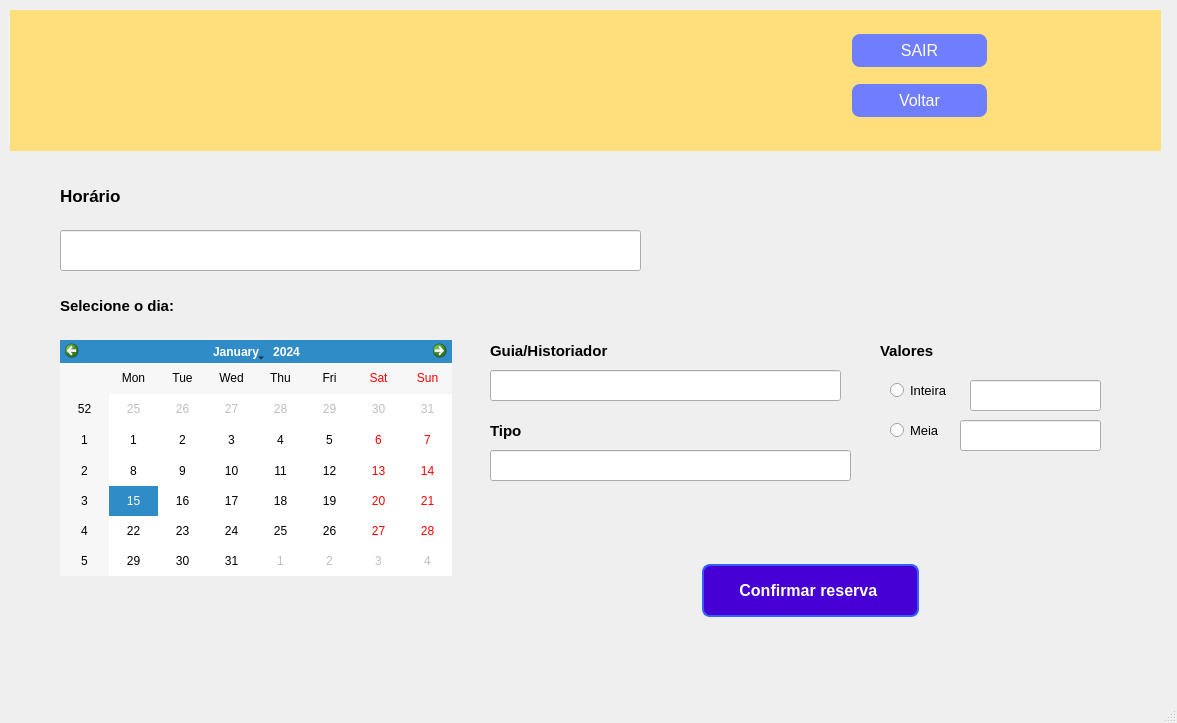
The window that Cliente/ui/tela_reserva_paga.ui (lannyily/POO2) describes before a commit, drawn with Qt 5.
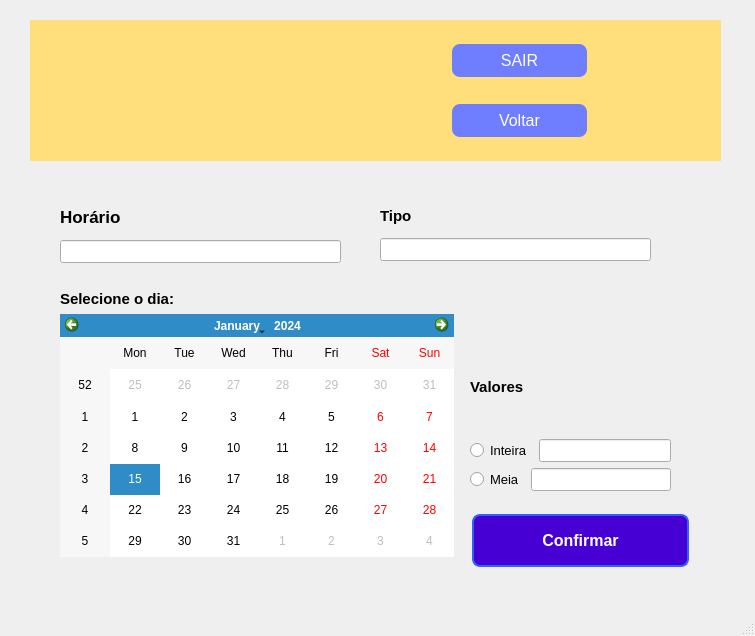
The same window after the commit. Icons and pictures are not drawn.

What changed in the file:
```diff
--- a/Cliente/ui/tela_reserva_paga.ui
+++ b/Cliente/ui/tela_reserva_paga.ui
@@ -6,8 +6,8 @@
    <rect>
     <x>0</x>
     <y>0</y>
-    <width>1177</width>
-    <height>723</height>
+    <width>755</width>
+    <height>636</height>
    </rect>
   </property>
   <property name="windowTitle">
@@ -17,102 +17,19 @@
    <widget class="QWidget" name="widget" native="true">
     <property name="geometry">
      <rect>
-      <x>10</x>
-      <y>10</y>
-      <width>1151</width>
+      <x>30</x>
+      <y>20</y>
+      <width>691</width>
       <height>141</height>
      </rect>
     </property>
     <property name="styleSheet">
      <string notr="true">background-color: rgb(255, 222, 124);</string>
     </property>
-    <widget class="QLabel" name="label_3">
-     <property name="geometry">
-      <rect>
-       <x>-10</x>
-       <y>-10</y>
-       <width>341</width>
-       <height>151</height>
-      </rect>
-     </property>
-     <property name="text">
-      <string/>
-     </property>
-     <property name="pixmap">
-      <pixmap>../imagens/logo.png</pixmap>
-     </property>
-     <property name="scaledContents">
-      <bool>true</bool>
-     </property>
-    </widget>
-    <widget class="QPushButton" name="pushButton_sair">
-     <property name="geometry">
-      <rect>
-       <x>840</x>
-       <y>20</y>
-       <width>139</width>
-       <height>41</height>
-      </rect>
-     </property>
-     <property name="styleSheet">
-      <string notr="true">QPushButton {
-           
-	background-color: rgb(111, 125, 255);
-           border: none;
-           color: white;
-           padding: 10px 20px;
-           text-align: center;
-           text-decoration: none;
-           display: inline-block;
-           font-size: 16px;
-           margin: 4px 2px;
-           cursor: pointer;
-           border-radius: 8px;
-        }
-        QPushButton:hover {
-           background-color: rgb(85, 170, 255); 
-        }</string>
-     </property>
-     <property name="text">
-      <string>SAIR</string>
-     </property>
-    </widget>
-    <widget class="QPushButton" name="pushButton_voltar">
-     <property name="geometry">
-      <rect>
-       <x>840</x>
-       <y>70</y>
-       <width>139</width>
-       <height>41</height>
-      </rect>
-     </property>
-     <property name="styleSheet">
-      <string notr="true">QPushButton {
-           
-	background-color: rgb(111, 125, 255);
-           border: none;
-           color: white;
-           padding: 10px 20px;
-           text-align: center;
-           text-decoration: none;
-           display: inline-block;
-           font-size: 16px;
-           margin: 4px 2px;
-           cursor: pointer;
-           border-radius: 8px;
-        }
-        QPushButton:hover {
-           background-color: rgb(85, 170, 255); 
-        }</string>
-     </property>
-     <property name="text">
-      <string>Voltar</string>
-     </property>
-    </widget>
     <widget class="QPushButton" name="pushButton_perfil">
      <property name="geometry">
       <rect>
-       <x>1020</x>
+       <x>580</x>
        <y>30</y>
        <width>81</width>
        <height>81</height>
@@ -152,42 +69,76 @@
       </size>
      </property>
     </widget>
-   </widget>
-   <widget class="QCalendarWidget" name="calendarWidget">
-    <property name="geometry">
-     <rect>
-      <x>60</x>
-      <y>340</y>
-      <width>392</width>
-      <height>236</height>
-     </rect>
-    </property>
-   </widget>
-   <widget class="QLabel" name="label_2">
-    <property name="geometry">
-     <rect>
-      <x>60</x>
-      <y>290</y>
-      <width>181</width>
-      <height>31</height>
-     </rect>
-    </property>
-    <property name="font">
-     <font>
-      <pointsize>11</pointsize>
-      <weight>75</weight>
-      <bold>true</bold>
-     </font>
-    </property>
-    <property name="text">
-     <string>Selecione o dia: </string>
-    </property>
+    <widget class="QPushButton" name="pushButton_sair_2">
+     <property name="geometry">
+      <rect>
+       <x>420</x>
+       <y>20</y>
+       <width>139</width>
+       <height>41</height>
+      </rect>
+     </property>
+     <property name="styleSheet">
+      <string notr="true">QPushButton {
+           
+	background-color: rgb(111, 125, 255);
+           border: none;
+           color: white;
+           padding: 10px 20px;
+           text-align: center;
+           text-decoration: none;
+           display: inline-block;
+           font-size: 16px;
+           margin: 4px 2px;
+           cursor: pointer;
+           border-radius: 8px;
+        }
+        QPushButton:hover {
+           background-color: rgb(85, 170, 255); 
+        }</string>
+     </property>
+     <property name="text">
+      <string>SAIR</string>
+     </property>
+    </widget>
+    <widget class="QPushButton" name="pushButton_voltar">
+     <property name="geometry">
+      <rect>
+       <x>420</x>
+       <y>80</y>
+       <width>139</width>
+       <height>41</height>
+      </rect>
+     </property>
+     <property name="styleSheet">
+      <string notr="true">QPushButton {
+           
+	background-color: rgb(111, 125, 255);
+           border: none;
+           color: white;
+           padding: 10px 20px;
+           text-align: center;
+           text-decoration: none;
+           display: inline-block;
+           font-size: 16px;
+           margin: 4px 2px;
+           cursor: pointer;
+           border-radius: 8px;
+        }
+        QPushButton:hover {
+           background-color: rgb(85, 170, 255); 
+        }</string>
+     </property>
+     <property name="text">
+      <string>Voltar</string>
+     </property>
+    </widget>
    </widget>
    <widget class="QPushButton" name="pushButton_confirmar">
     <property name="geometry">
      <rect>
-      <x>700</x>
-      <y>560</y>
+      <x>470</x>
+      <y>510</y>
       <width>221</width>
       <height>61</height>
      </rect>
@@ -215,211 +166,192 @@
         }</string>
     </property>
     <property name="text">
-     <string>Confirmar reserva </string>
+     <string>Confirmar</string>
     </property>
    </widget>
-   <widget class="QLabel" name="label">
+   <widget class="QWidget" name="">
     <property name="geometry">
      <rect>
-      <x>60</x>
-      <y>180</y>
-      <width>215</width>
-      <height>31</height>
-     </rect>
-    </property>
-    <property name="font">
-     <font>
-      <pointsize>13</pointsize>
-      <weight>75</weight>
-      <bold>true</bold>
-     </font>
-    </property>
-    <property name="text">
-     <string>Horário </string>
-    </property>
-   </widget>
-   <widget class="QLabel" name="label_4">
-    <property name="geometry">
-     <rect>
-      <x>490</x>
+      <x>470</x>
       <y>340</y>
-      <width>268</width>
-      <height>22</height>
+      <width>201</width>
+      <height>151</height>
      </rect>
     </property>
-    <property name="font">
-     <font>
-      <pointsize>11</pointsize>
-      <weight>75</weight>
-      <bold>true</bold>
-     </font>
-    </property>
-    <property name="text">
-     <string>Guia/Historiador</string>
-    </property>
+    <layout class="QVBoxLayout" name="verticalLayout">
+     <item>
+      <widget class="QLabel" name="label_5">
+       <property name="font">
+        <font>
+         <pointsize>11</pointsize>
+         <weight>75</weight>
+         <bold>true</bold>
+        </font>
+       </property>
+       <property name="text">
+        <string>Valores</string>
+       </property>
+      </widget>
+     </item>
+     <item>
+      <layout class="QHBoxLayout" name="horizontalLayout">
+       <item>
+        <widget class="QRadioButton" name="radioButton">
+         <property name="font">
+          <font>
+           <pointsize>10</pointsize>
+          </font>
+         </property>
+         <property name="text">
+          <string>Inteira</string>
+         </property>
+        </widget>
+       </item>
+       <item>
+        <widget class="QLineEdit" name="lineEdit_inteira">
+         <property name="font">
+          <font>
+           <pointsize>10</pointsize>
+          </font>
+         </property>
+         <property name="readOnly">
+          <bool>true</bool>
+         </property>
+        </widget>
+       </item>
+      </layout>
+     </item>
+     <item>
+      <layout class="QHBoxLayout" name="horizontalLayout_2">
+       <item>
+        <widget class="QRadioButton" name="radioButton_2">
+         <property name="font">
+          <font>
+           <pointsize>10</pointsize>
+          </font>
+         </property>
+         <property name="text">
+          <string>Meia</string>
+         </property>
+        </widget>
+       </item>
+       <item>
+        <widget class="QLineEdit" name="lineEdit_meia">
+         <property name="font">
+          <font>
+           <pointsize>10</pointsize>
+          </font>
+         </property>
+         <property name="readOnly">
+          <bool>true</bool>
+         </property>
+        </widget>
+       </item>
+      </layout>
+     </item>
+    </layout>
    </widget>
-   <widget class="QLineEdit" name="lineEdit">
+   <widget class="QWidget" name="">
     <property name="geometry">
      <rect>
-      <x>490</x>
-      <y>370</y>
-      <width>351</width>
-      <height>31</height>
-     </rect>
-    </property>
-    <property name="font">
-     <font>
-      <pointsize>10</pointsize>
-     </font>
-    </property>
-    <property name="readOnly">
-     <bool>true</bool>
-    </property>
-   </widget>
-   <widget class="QLineEdit" name="lineEdit_2">
-    <property name="geometry">
-     <rect>
       <x>60</x>
-      <y>230</y>
-      <width>581</width>
-      <height>41</height>
+      <y>200</y>
+      <width>281</width>
+      <height>63</height>
      </rect>
     </property>
-    <property name="font">
-     <font>
-      <pointsize>10</pointsize>
-     </font>
-    </property>
+    <layout class="QVBoxLayout" name="verticalLayout_2">
+     <item>
+      <widget class="QLabel" name="label">
+       <property name="font">
+        <font>
+         <pointsize>13</pointsize>
+         <weight>75</weight>
+         <bold>true</bold>
+        </font>
+       </property>
+       <property name="text">
+        <string>Horário </string>
+       </property>
+      </widget>
+     </item>
+     <item>
+      <widget class="QLineEdit" name="lineEdit_horario">
+       <property name="font">
+        <font>
+         <pointsize>10</pointsize>
+        </font>
+       </property>
+      </widget>
+     </item>
+    </layout>
    </widget>
-   <widget class="QLabel" name="label_6">
+   <widget class="QWidget" name="">
     <property name="geometry">
      <rect>
-      <x>490</x>
-      <y>420</y>
-      <width>268</width>
-      <height>22</height>
+      <x>380</x>
+      <y>200</y>
+      <width>271</width>
+      <height>61</height>
      </rect>
     </property>
-    <property name="font">
-     <font>
-      <pointsize>11</pointsize>
-      <weight>75</weight>
-      <bold>true</bold>
-     </font>
-    </property>
-    <property name="text">
-     <string>Tipo</string>
-    </property>
+    <layout class="QVBoxLayout" name="verticalLayout_3">
+     <item>
+      <widget class="QLabel" name="label_6">
+       <property name="font">
+        <font>
+         <pointsize>11</pointsize>
+         <weight>75</weight>
+         <bold>true</bold>
+        </font>
+       </property>
+       <property name="text">
+        <string>Tipo</string>
+       </property>
+      </widget>
+     </item>
+     <item>
+      <widget class="QLineEdit" name="lineEdit_tipo">
+       <property name="font">
+        <font>
+         <pointsize>10</pointsize>
+        </font>
+       </property>
+       <property name="readOnly">
+        <bool>true</bool>
+       </property>
+      </widget>
+     </item>
+    </layout>
    </widget>
-   <widget class="QLineEdit" name="lineEdit_3">
+   <widget class="QWidget" name="">
     <property name="geometry">
      <rect>
-      <x>490</x>
-      <y>450</y>
-      <width>361</width>
-      <height>31</height>
+      <x>60</x>
+      <y>290</y>
+      <width>394</width>
+      <height>267</height>
      </rect>
     </property>
-    <property name="font">
-     <font>
-      <pointsize>10</pointsize>
-     </font>
-    </property>
-    <property name="readOnly">
-     <bool>true</bool>
-    </property>
-   </widget>
-   <widget class="QLabel" name="label_5">
-    <property name="geometry">
-     <rect>
-      <x>880</x>
-      <y>340</y>
-      <width>268</width>
-      <height>22</height>
-     </rect>
-    </property>
-    <property name="font">
-     <font>
-      <pointsize>11</pointsize>
-      <weight>75</weight>
-      <bold>true</bold>
-     </font>
-    </property>
-    <property name="text">
-     <string>Valores</string>
-    </property>
-   </widget>
-   <widget class="QLineEdit" name="lineEdit_inteira">
-    <property name="geometry">
-     <rect>
-      <x>970</x>
-      <y>380</y>
-      <width>131</width>
-      <height>31</height>
-     </rect>
-    </property>
-    <property name="font">
-     <font>
-      <pointsize>10</pointsize>
-     </font>
-    </property>
-    <property name="readOnly">
-     <bool>true</bool>
-    </property>
-   </widget>
-   <widget class="QLineEdit" name="lineEdit_meia">
-    <property name="geometry">
-     <rect>
-      <x>960</x>
-      <y>420</y>
-      <width>141</width>
-      <height>31</height>
-     </rect>
-    </property>
-    <property name="font">
-     <font>
-      <pointsize>10</pointsize>
-     </font>
-    </property>
-    <property name="readOnly">
-     <bool>true</bool>
-    </property>
-   </widget>
-   <widget class="QRadioButton" name="radioButton">
-    <property name="geometry">
-     <rect>
-      <x>890</x>
-      <y>380</y>
-      <width>71</width>
-      <height>20</height>
-     </rect>
-    </property>
-    <property name="font">
-     <font>
-      <pointsize>10</pointsize>
-     </font>
-    </property>
-    <property name="text">
-     <string>Inteira</string>
-    </property>
-   </widget>
-   <widget class="QRadioButton" name="radioButton_2">
-    <property name="geometry">
-     <rect>
-      <x>890</x>
-      <y>420</y>
-      <width>95</width>
-      <height>20</height>
-     </rect>
-    </property>
-    <property name="font">
-     <font>
-      <pointsize>10</pointsize>
-     </font>
-    </property>
-    <property name="text">
-     <string>Meia</string>
-    </property>
+    <layout class="QVBoxLayout" name="verticalLayout_4">
+     <item>
+      <widget class="QLabel" name="label_2">
+       <property name="font">
+        <font>
+         <pointsize>11</pointsize>
+         <weight>75</weight>
+         <bold>true</bold>
+        </font>
+       </property>
+       <property name="text">
+        <string>Selecione o dia: </string>
+       </property>
+      </widget>
+     </item>
+     <item>
+      <widget class="QCalendarWidget" name="calendarWidget"/>
+     </item>
+    </layout>
    </widget>
   </widget>
   <widget class="QMenuBar" name="menubar">
```
Left out of the diff: 2 changed lines with no effect on the pictures.
